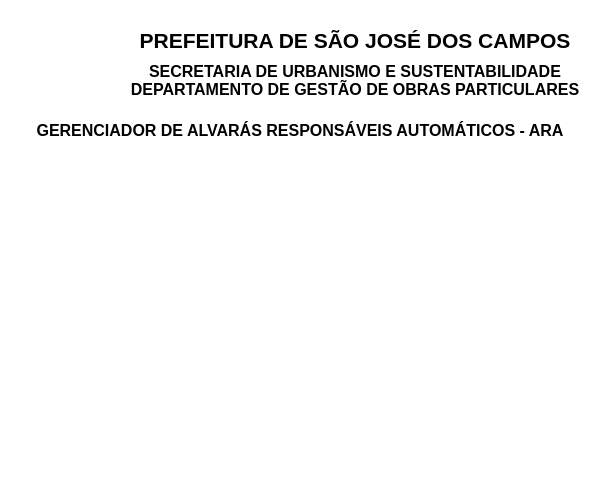
Before: the Qt Designer form ara_manager/ara_manager_dialog_base.ui in hiagoesc/GerenciadorARA, drawn with Qt 5.
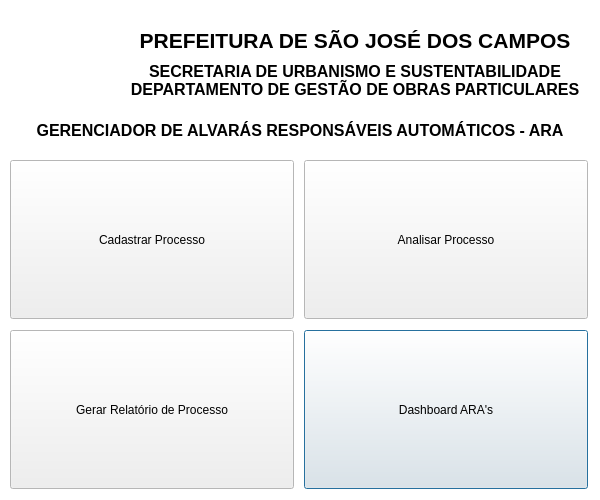
After: the same form once the commit is applied. Icons and pictures are not drawn.

Commit message: Janela Base Incluída

The edit to the form file:
```diff
--- a/ara_manager/ara_manager_dialog_base.ui
+++ b/ara_manager/ara_manager_dialog_base.ui
@@ -199,6 +199,82 @@
     <set>Qt::AlignCenter</set>
    </property>
   </widget>
+  <widget class="QPushButton" name="pushButtonDashboard">
+   <property name="geometry">
+    <rect>
+     <x>304</x>
+     <y>330</y>
+     <width>284</width>
+     <height>159</height>
+    </rect>
+   </property>
+   <property name="sizePolicy">
+    <sizepolicy hsizetype="Expanding" vsizetype="Expanding">
+     <horstretch>0</horstretch>
+     <verstretch>0</verstretch>
+    </sizepolicy>
+   </property>
+   <property name="text">
+    <string>Dashboard ARA's</string>
+   </property>
+  </widget>
+  <widget class="QPushButton" name="pushButtonCadastrar">
+   <property name="geometry">
+    <rect>
+     <x>10</x>
+     <y>160</y>
+     <width>284</width>
+     <height>159</height>
+    </rect>
+   </property>
+   <property name="sizePolicy">
+    <sizepolicy hsizetype="Expanding" vsizetype="Expanding">
+     <horstretch>0</horstretch>
+     <verstretch>0</verstretch>
+    </sizepolicy>
+   </property>
+   <property name="text">
+    <string>Cadastrar Processo</string>
+   </property>
+  </widget>
+  <widget class="QPushButton" name="pushButtonAnalisar">
+   <property name="geometry">
+    <rect>
+     <x>304</x>
+     <y>160</y>
+     <width>284</width>
+     <height>159</height>
+    </rect>
+   </property>
+   <property name="sizePolicy">
+    <sizepolicy hsizetype="Expanding" vsizetype="Expanding">
+     <horstretch>0</horstretch>
+     <verstretch>0</verstretch>
+    </sizepolicy>
+   </property>
+   <property name="text">
+    <string>Analisar Processo</string>
+   </property>
+  </widget>
+  <widget class="QPushButton" name="pushButtonRelatorio">
+   <property name="geometry">
+    <rect>
+     <x>10</x>
+     <y>330</y>
+     <width>284</width>
+     <height>159</height>
+    </rect>
+   </property>
+   <property name="sizePolicy">
+    <sizepolicy hsizetype="Expanding" vsizetype="Expanding">
+     <horstretch>0</horstretch>
+     <verstretch>0</verstretch>
+    </sizepolicy>
+   </property>
+   <property name="text">
+    <string>Gerar Relatório de Processo</string>
+   </property>
+  </widget>
  </widget>
  <resources/>
  <connections/>
```
Left out of the diff: 6 changed lines with no effect on the pictures. The commit also changes 15 other files.
